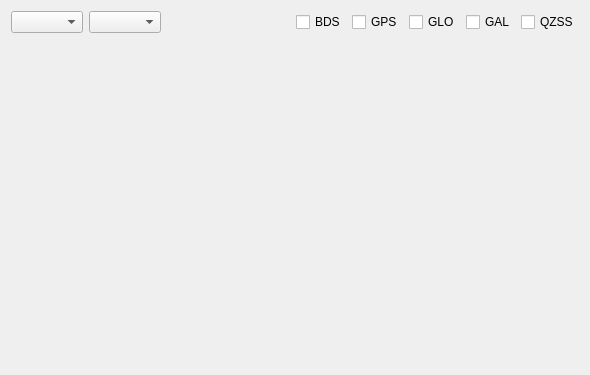
First picture: the form in src/VeriQC_UI/SNRAndMPTimePlotDialog.ui, repository chcnav-gnss/VeriQC, before the edit.
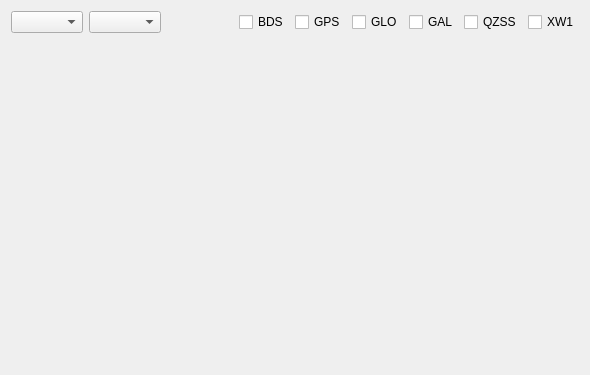
Second picture: the form after the edit. Icons and pictures are not drawn. Custom widgets are drawn as their Qt base class.

Diff of the .ui file:
```diff
--- a/src/VeriQC_UI/SNRAndMPTimePlotDialog.ui
+++ b/src/VeriQC_UI/SNRAndMPTimePlotDialog.ui
@@ -105,6 +105,20 @@
        </property>
       </widget>
      </item>
+     <item>
+      <widget class="QCheckBox" name="checkBoxXW1">
+       <property name="text">
+        <string>XW1</string>
+       </property>
+       <property name="icon">
+        <iconset resource="QuiCkResource.qrc">
+         <normaloff>:/icons/Resources/Icons/xw1_20x20.png</normaloff>:/icons/Resources/Icons/xw1_20x20.png</iconset>
+       </property>
+       <property name="checkable">
+        <bool>false</bool>
+       </property>
+      </widget>
+     </item>
     </layout>
    </item>
    <item>
```
